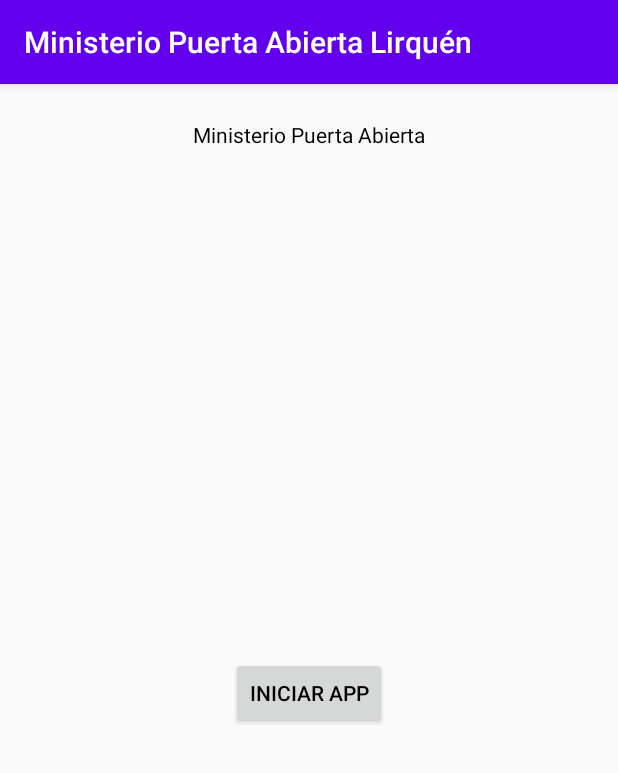
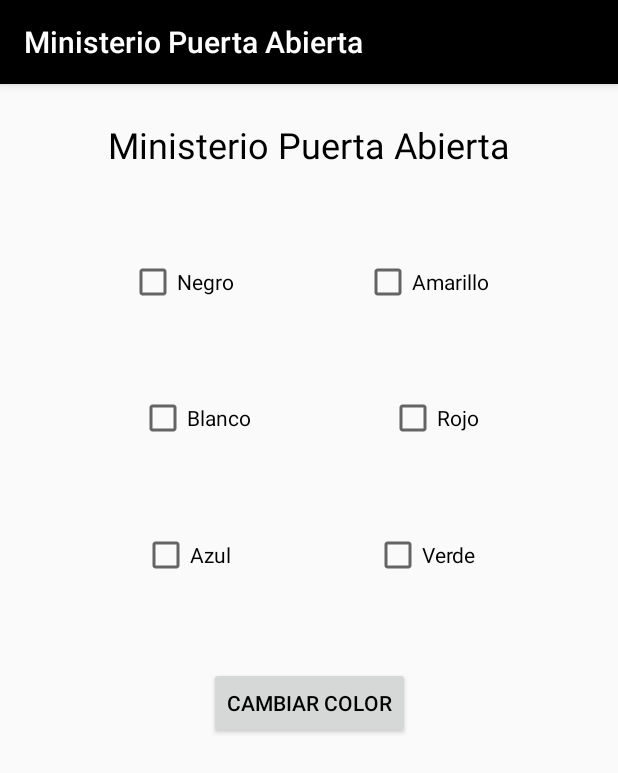
Before and after one commit to Thomacho18021/Ministerio-Puerta-Abierta-Lirqu-n, an Android app: the screen it shows after launch (MainActivity), on a phone screen of 412 x 824 dp. Shown: the top 773 px of the screen. Run offline under Robolectric (Android 15) with nearby library versions, the phone set to English and light mode, and no system bars.

Commit message:
Tercer Commit: Se agregan checkbox con diferentes colores y un boton para cambiar el color del titulo

```diff
--- a/app/build.gradle
+++ b/app/build.gradle
@@ -26,6 +26,8 @@ dependencies {
     implementation fileTree(dir: "libs", include: ["*.jar"])
     implementation 'androidx.appcompat:appcompat:1.2.0'
     implementation 'androidx.constraintlayout:constraintlayout:2.0.0'
+    implementation 'com.google.android.material:material:1.2.0'
+    implementation 'androidx.legacy:legacy-support-v4:1.0.0'
     testImplementation 'junit:junit:4.12'
     androidTestImplementation 'androidx.test.ext:junit:1.1.1'
     androidTestImplementation 'androidx.test.espresso:espresso-core:3.2.0'
--- a/app/src/main/AndroidManifest.xml
+++ b/app/src/main/AndroidManifest.xml
@@ -1,6 +1,7 @@
 <?xml version="1.0" encoding="utf-8"?>
 <manifest xmlns:android="http://schemas.android.com/apk/res/android"
     package="com.srcarrillo.ministeriopuertaabiertalirqun">
+    <uses-permission android:name="android.permission.INTERNET" />
 
     <application
         android:allowBackup="true"
@@ -13,6 +14,7 @@
             <intent-filter>
                 <action android:name="android.intent.action.MAIN" />
 
+
                 <category android:name="android.intent.category.LAUNCHER" />
             </intent-filter>
         </activity>
--- a/app/src/main/java/com/srcarrillo/ministeriopuertaabiertalirqun/MainActivity.java
+++ b/app/src/main/java/com/srcarrillo/ministeriopuertaabiertalirqun/MainActivity.java
@@ -2,14 +2,24 @@ package com.srcarrillo.ministeriopuertaabiertalirqun;
 
 import androidx.appcompat.app.AppCompatActivity;
 
+import android.graphics.Color;
 import android.os.Bundle;
+import android.view.View;
 import android.widget.Button;
+import android.widget.CheckBox;
 import android.widget.TextView;
+import android.widget.Toast;
 
 public class MainActivity extends AppCompatActivity {
 
     private TextView txtTitulo;
-    private Button btnIniciar;
+    private Button btnCambiar;
+    private CheckBox cbNegro ;
+    private CheckBox cbBlanco ;
+    private CheckBox cbAzul ;
+    private CheckBox cbAmarillo ;
+    private CheckBox cbRojo ;
+    private CheckBox cbVerde ;
 
 
 
@@ -19,10 +29,39 @@ public class MainActivity extends AppCompatActivity {
         setContentView(R.layout.activity_main);
 
         txtTitulo = findViewById(R.id.txtTitulo);
-        btnIniciar = findViewById(R.id.btnIniciar);
+        btnCambiar = findViewById(R.id.btnCambiar);
+        cbNegro = findViewById(R.id.cbNegro);
+        cbBlanco = findViewById(R.id.cbBlanco);
+        cbAzul = findViewById(R.id.cbAzul);
+        cbAmarillo = findViewById(R.id.cbAmarillo);
+        cbRojo = findViewById(R.id.cbRojo);
+        cbVerde = findViewById(R.id.cbVerde);
+
+
     }
 
-    public void Saludar(){
-
+    public void Cambio(View view){
+        if (cbNegro.isChecked()){
+            txtTitulo.setTextColor(Color.BLACK);
+            Toast.makeText(this, "Cambio de Color", Toast.LENGTH_SHORT).show();
+        } else if (cbBlanco.isChecked()){
+            txtTitulo.setTextColor(Color.WHITE);
+            Toast.makeText(this, "Cambio de Color", Toast.LENGTH_SHORT).show();
+        } else if (cbAzul.isChecked()){
+            txtTitulo.setTextColor(Color.BLUE);
+            Toast.makeText(this, "Cambio de Color", Toast.LENGTH_SHORT).show();
+        } else if (cbAmarillo.isChecked()){
+            txtTitulo.setTextColor(Color.YELLOW);
+            Toast.makeText(this, "Cambio de Color", Toast.LENGTH_SHORT).show();
+        } else if (cbRojo.isChecked()){
+            txtTitulo.setTextColor(Color.RED);
+            Toast.makeText(this, "Cambio de Color", Toast.LENGTH_SHORT).show();
+        } else if (cbVerde.isChecked()){
+            txtTitulo.setTextColor(Color.GREEN);
+            Toast.makeText(this, "Cambio de Color", Toast.LENGTH_SHORT).show();
+        } else {
+            txtTitulo.setTextColor(Color.BLACK);
+            Toast.makeText(this, "Selecciona un Color", Toast.LENGTH_SHORT).show();
+        }
     }
 }
--- a/app/src/main/res/layout/activity_main.xml
+++ b/app/src/main/res/layout/activity_main.xml
@@ -6,6 +6,39 @@
     android:layout_height="match_parent"
     tools:context=".MainActivity">
 
+    <CheckBox
+        android:id="@+id/cbAmarillo"
+        android:layout_width="wrap_content"
+        android:layout_height="wrap_content"
+        android:text="Amarillo"
+        app:layout_constraintBottom_toTopOf="@+id/cbRojo"
+        app:layout_constraintEnd_toEndOf="parent"
+        app:layout_constraintHorizontal_bias="0.5"
+        app:layout_constraintStart_toEndOf="@+id/cbNegro"
+        app:layout_constraintTop_toBottomOf="@+id/txtTitulo" />
+
+    <CheckBox
+        android:id="@+id/cbVerde"
+        android:layout_width="wrap_content"
+        android:layout_height="wrap_content"
+        android:text="Verde"
+        app:layout_constraintBottom_toTopOf="@+id/btnCambiar"
+        app:layout_constraintEnd_toEndOf="parent"
+        app:layout_constraintHorizontal_bias="0.5"
+        app:layout_constraintStart_toEndOf="@+id/cbAzul"
+        app:layout_constraintTop_toBottomOf="@+id/cbRojo" />
+
+    <CheckBox
+        android:id="@+id/cbRojo"
+        android:layout_width="wrap_content"
+        android:layout_height="wrap_content"
+        android:text="Rojo"
+        app:layout_constraintBottom_toTopOf="@+id/cbVerde"
+        app:layout_constraintEnd_toEndOf="parent"
+        app:layout_constraintHorizontal_bias="0.5"
+        app:layout_constraintStart_toEndOf="@+id/cbBlanco"
+        app:layout_constraintTop_toBottomOf="@+id/cbAmarillo" />
+
     <TextView
         android:id="@+id/txtTitulo"
         android:layout_width="wrap_content"
@@ -13,20 +46,56 @@
         android:layout_marginTop="24dp"
         android:text="Ministerio Puerta Abierta"
         android:textColor="#000000"
+        android:textSize="24sp"
         app:layout_constraintEnd_toEndOf="parent"
         app:layout_constraintHorizontal_bias="0.5"
         app:layout_constraintStart_toStartOf="parent"
         app:layout_constraintTop_toTopOf="parent" />
 
     <Button
-        android:id="@+id/btnIniciar"
+        android:id="@+id/btnCambiar"
         android:layout_width="wrap_content"
         android:layout_height="wrap_content"
-        android:text="Iniciar App"
+        android:onClick="Cambio"
+        android:text="Cambiar Color"
         android:textColor="#000000"
         app:layout_constraintBottom_toBottomOf="parent"
         app:layout_constraintEnd_toEndOf="parent"
         app:layout_constraintHorizontal_bias="0.5"
         app:layout_constraintStart_toStartOf="parent"
         app:layout_constraintTop_toBottomOf="@+id/txtTitulo" />
+
+    <CheckBox
+        android:id="@+id/cbNegro"
+        android:layout_width="wrap_content"
+        android:layout_height="wrap_content"
+        android:text="Negro"
+        app:layout_constraintBottom_toTopOf="@+id/cbBlanco"
+        app:layout_constraintEnd_toStartOf="@+id/cbAmarillo"
+        app:layout_constraintHorizontal_bias="0.5"
+        app:layout_constraintStart_toStartOf="parent"
+        app:layout_constraintTop_toBottomOf="@+id/txtTitulo" />
+
+    <CheckBox
+        android:id="@+id/cbAzul"
+        android:layout_width="wrap_content"
+        android:layout_height="wrap_content"
+        android:text="Azul"
+        app:layout_constraintBottom_toTopOf="@+id/btnCambiar"
+        app:layout_constraintEnd_toStartOf="@+id/cbVerde"
+        app:layout_constraintHorizontal_bias="0.5"
+        app:layout_constraintStart_toStartOf="parent"
+        app:layout_constraintTop_toBottomOf="@+id/cbBlanco" />
+
+    <CheckBox
+        android:id="@+id/cbBlanco"
+        android:layout_width="wrap_content"
+        android:layout_height="wrap_content"
+        android:text="Blanco"
+        app:layout_constraintBottom_toTopOf="@+id/cbAzul"
+        app:layout_constraintEnd_toStartOf="@+id/cbRojo"
+        app:layout_constraintHorizontal_bias="0.5"
+        app:layout_constraintStart_toStartOf="parent"
+        app:layout_constraintTop_toBottomOf="@+id/cbNegro" />
+
 </androidx.constraintlayout.widget.ConstraintLayout>
--- a/app/src/main/res/mipmap-anydpi-v26/ic_launcher.xml
+++ b/app/src/main/res/mipmap-anydpi-v26/ic_launcher.xml
@@ -1,5 +1,5 @@
 <?xml version="1.0" encoding="utf-8"?>
 <adaptive-icon xmlns:android="http://schemas.android.com/apk/res/android">
-    <background android:drawable="@drawable/ic_launcher_background" />
-    <foreground android:drawable="@drawable/ic_launcher_foreground" />
+    <background android:drawable="@color/ic_launcher_background"/>
+    <foreground android:drawable="@mipmap/ic_launcher_foreground"/>
 </adaptive-icon>
--- a/app/src/main/res/mipmap-anydpi-v26/ic_launcher_round.xml
+++ b/app/src/main/res/mipmap-anydpi-v26/ic_launcher_round.xml
@@ -1,5 +1,5 @@
 <?xml version="1.0" encoding="utf-8"?>
 <adaptive-icon xmlns:android="http://schemas.android.com/apk/res/android">
-    <background android:drawable="@drawable/ic_launcher_background" />
-    <foreground android:drawable="@drawable/ic_launcher_foreground" />
+    <background android:drawable="@color/ic_launcher_background"/>
+    <foreground android:drawable="@mipmap/ic_launcher_foreground"/>
 </adaptive-icon>
--- a/app/src/main/res/values/colors.xml
+++ b/app/src/main/res/values/colors.xml
@@ -1,6 +1,6 @@
 <?xml version="1.0" encoding="utf-8"?>
 <resources>
-    <color name="colorPrimary">#6200EE</color>
-    <color name="colorPrimaryDark">#3700B3</color>
-    <color name="colorAccent">#03DAC5</color>
+    <color name="colorPrimary">#000000</color>
+    <color name="colorPrimaryDark">#000000</color>
+    <color name="colorAccent">#008175</color>
 </resources>
--- /dev/null
+++ b/app/src/main/res/values/ic_launcher_background.xml
@@ -0,0 +1,4 @@
+<?xml version="1.0" encoding="utf-8"?>
+<resources>
+    <color name="ic_launcher_background">#000000</color>
+</resources>
--- a/app/src/main/res/values/strings.xml
+++ b/app/src/main/res/values/strings.xml
@@ -1,3 +1,5 @@
 <resources>
-    <string name="app_name">Ministerio Puerta Abierta Lirquén</string>
+    <string name="app_name">Ministerio Puerta Abierta </string>
+    <!-- TODO: Remove or change this placeholder text -->
+    <string name="hello_blank_fragment">Hello blank fragment</string>
 </resources>
```
Also changed, not shown: app/src/main/res/mipmap-hdpi/ic_launcher.png, app/src/main/res/mipmap-hdpi/ic_launcher_round.png, app/src/main/res/mipmap-mdpi/ic_launcher.png, app/src/main/res/mipmap-mdpi/ic_launcher_round.png, app/src/main/res/mipmap-xhdpi/ic_launcher.png, app/src/main/res/mipmap-xhdpi/ic_launcher_round.png, app/src/main/res/mipmap-xxhdpi/ic_launcher.png, app/src/main/res/mipmap-xxhdpi/ic_launcher_round.png, app/src/main/res/mipmap-xxxhdpi/ic_launcher.png, app/src/main/res/mipmap-xxxhdpi/ic_launcher_foreground.png (added), app/src/main/res/mipmap-xxxhdpi/ic_launcher_round.png.
